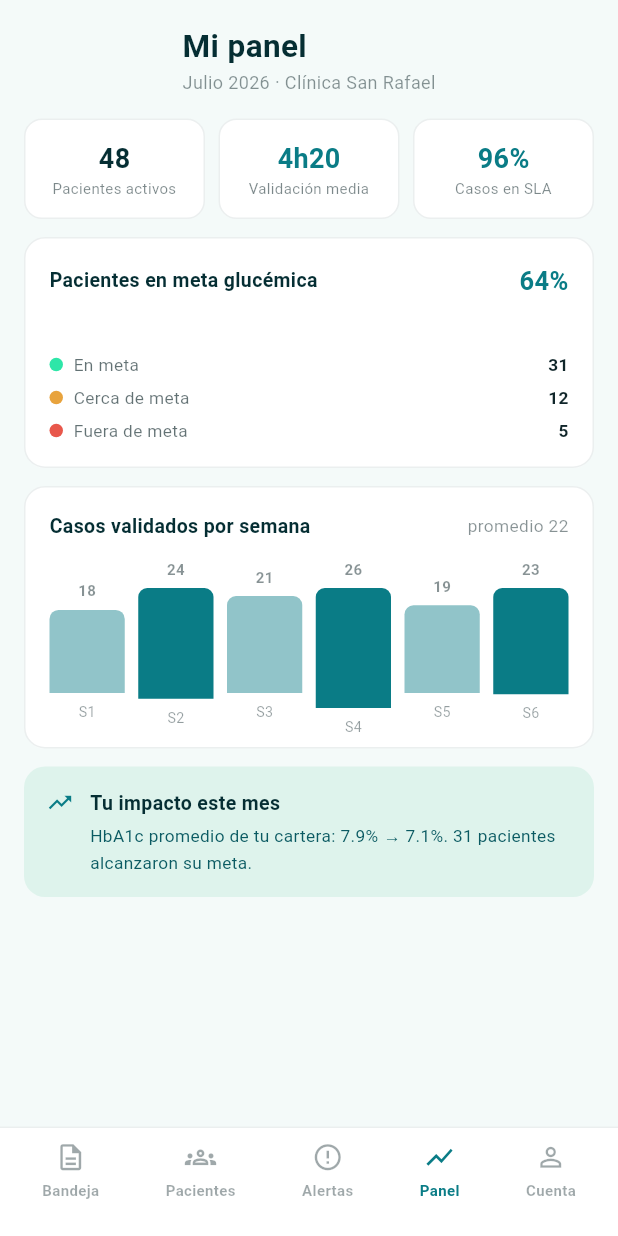
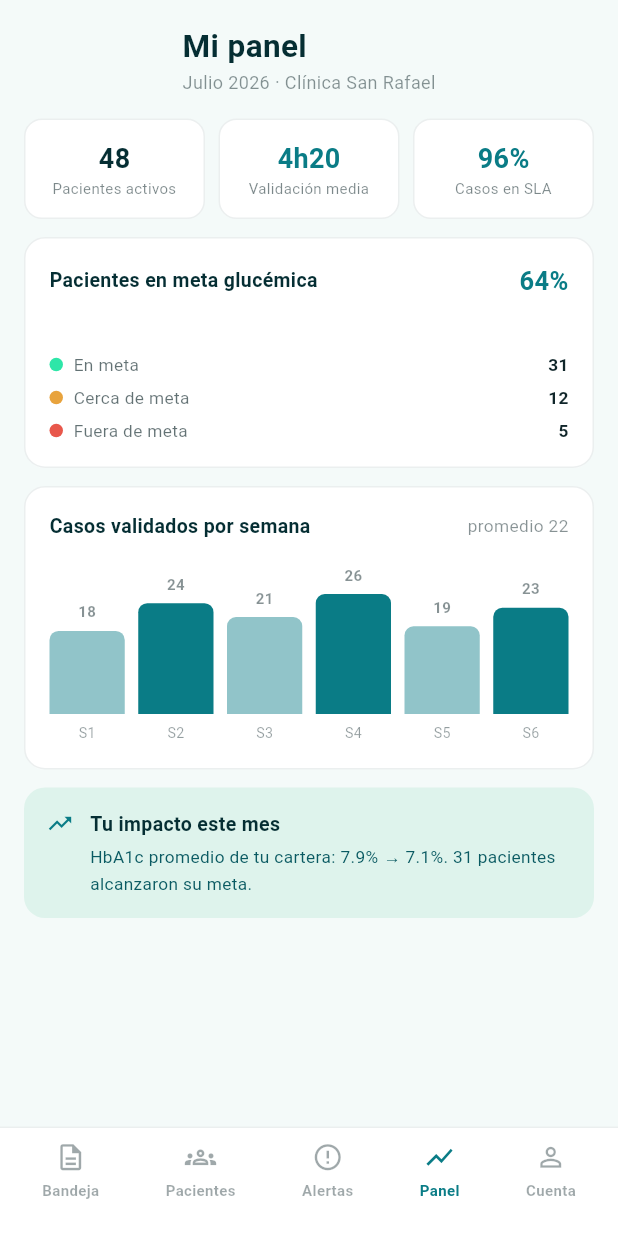
Before and after one commit to benjaminheredia1/glucyapp, a Flutter app: the DashScreen screen opened directly, on a phone screen of 412 x 824 dp. Run offline on Flutter 3.47's test engine with Material 3 defaults, Android fonts, the phone set to English and light mode, and no system bars; our stand-ins replace dio, flutter_datetime_picker_plus, flutter_dotenv, flutter_riverpod, flutter_secure_storage, flutter_svg and 2 more; missing offline and left inert: auth0_flutter; accounts and stored records are empty; Roboto replaces fonts that are missing (Sora).

Commit message:
feat: paleta canonica, router con redireccion por sesion y rol, arranque con .env
Task 12. Incluye un ajuste puntual a dash_screen.dart (SizedBox de 110 a
124 en el grafico semanal): con el valor mas alto de _weekVals el
contenido ya pedia 120px, un overflow preexistente que nadie habia visto
porque ningun test montaba DashScreen hasta este router.

```diff
--- /dev/null
+++ b/lib/app/glucy_app.dart
@@ -0,0 +1,19 @@
+import 'package:flutter/material.dart';
+import 'package:flutter_riverpod/flutter_riverpod.dart';
+
+import 'router/glucy_router.dart';
+import 'theme/glucy_palette.dart';
+
+class GlucyApp extends ConsumerWidget {
+  const GlucyApp({super.key});
+
+  @override
+  Widget build(BuildContext context, WidgetRef ref) {
+    return MaterialApp.router(
+      debugShowCheckedModeBanner: false,
+      title: 'Glucy AI',
+      theme: GlucyPalette.tema,
+      routerConfig: ref.watch(glucyRouterProvider),
+    );
+  }
+}
--- /dev/null
+++ b/lib/app/theme/glucy_palette.dart
@@ -0,0 +1,33 @@
+import 'package:flutter/material.dart';
+
+/// Paleta unica de Glucy AI.
+///
+/// La misma paleta esta hoy repetida en 37 archivos de `lib/`, con campos que
+/// no siempre coinciden. Cada pantalla que se conecte a la API migra a esta
+/// clase y borra su copia local; migrar las 37 de golpe abriria archivos que
+/// nadie esta revisando.
+abstract final class GlucyPalette {
+  static const deep = Color(0xFF052E33);
+  static const primary = Color(0xFF0A7C86);
+  static const accent = Color(0xFF2EE6A8);
+  static const bg = Color(0xFFF4FAF9);
+  static const ink = Color(0xFF10262A);
+  static const muted = Color(0x9910262A);
+  static const cardBorder = Color(0x14052E33);
+  static const track = Color(0xFFE1EDEA);
+
+  static const tealBg = Color(0xFFDEF3EC);
+  static const tealText = Color(0xFF0A5A62);
+
+  static const warn = Color(0xFFB97417);
+  static const warnBg = Color(0xFFFBEEDA);
+  static const alert = Color(0xFFE8574B);
+  static const alertBg = Color(0xFFFBE4E1);
+
+  static ThemeData get tema => ThemeData(
+        useMaterial3: true,
+        scaffoldBackgroundColor: bg,
+        colorScheme: ColorScheme.fromSeed(seedColor: primary, primary: primary),
+        fontFamily: 'Inter',
+      );
+}
--- a/lib/doctor/dash_screen.dart
+++ b/lib/doctor/dash_screen.dart
@@ -141,7 +141,13 @@ class DashScreen extends StatelessWidget {
                           ),
                           const SizedBox(height: 12),
                           SizedBox(
-                            height: 110,
+                            // 110 se quedaba corto: con el valor mas alto de
+                            // _weekVals la barra llega a los 80 de alto y,
+                            // sumando las dos etiquetas y sus espaciados,
+                            // el contenido pide 120. El test del router es
+                            // el primero en montar esta pantalla de verdad y
+                            // por eso el overflow (preexistente) recien se ve.
+                            height: 124,
                             child: Row(
                               crossAxisAlignment: CrossAxisAlignment.end,
                               children: [
--- a/lib/onboarding/questions.dart
+++ /dev/null
@@ -1,14 +0,0 @@
-import 'package:flutter/material.dart';
-import 'package:glucy_app/onboarding/splash_screen.dart';
-
-class Question extends StatelessWidget {
-    const Question({super.key});
-    @override
-    Widget build(BuildContext context) {
-        return const MaterialApp(
-            debugShowCheckedModeBanner: false,
-            title: 'Question',
-            home: SplashScreen(),
-        );
-    }
-}
```
Also changed, not shown: lib/app/router/glucy_router.dart (added, +79 -0 lines), lib/app/router/rutas.dart (added, +26 -0 lines), lib/main.dart (+61 -3 lines), lib/onboarding/splash_screen.dart (+6 -9 lines), 1 other file.
